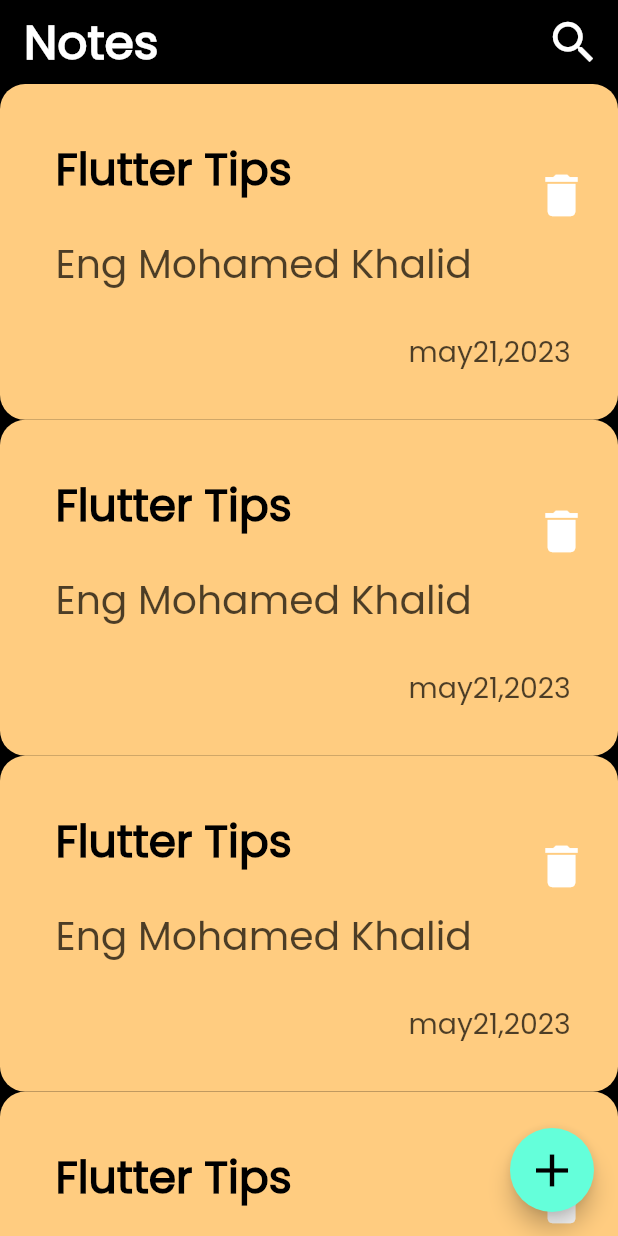
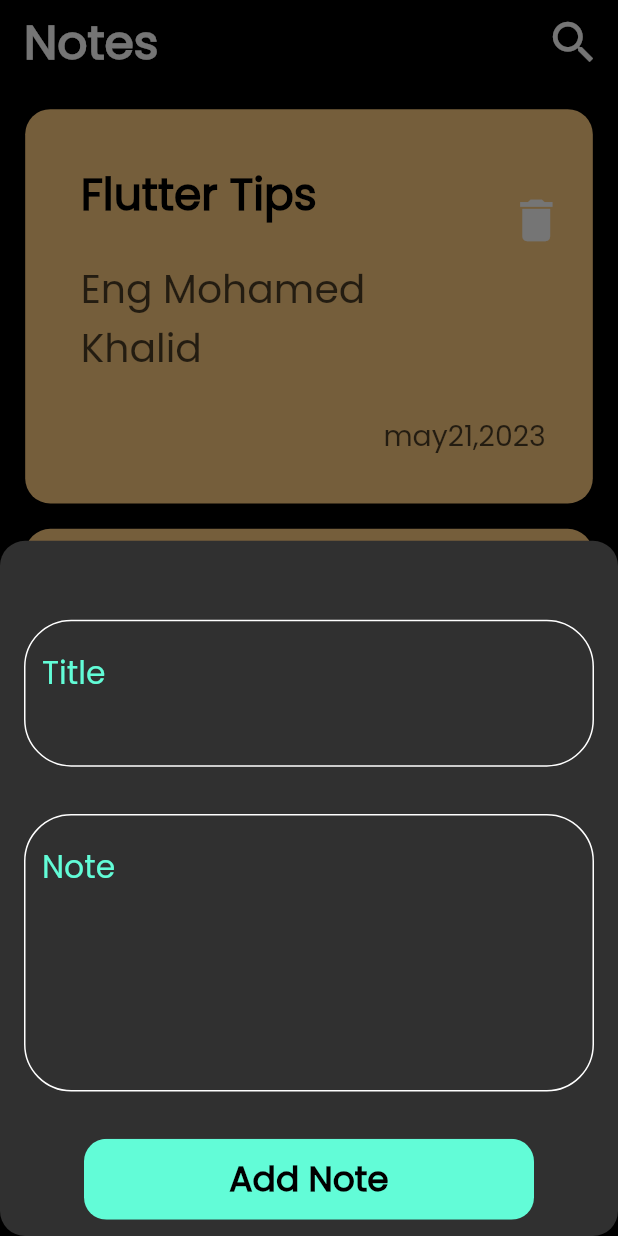
Before and after one commit to EngMohamedKhalid/note_app_hive, a Flutter app: the screen it shows after launch, after a tap on the "add" icon, on a phone screen of 412 x 824 dp. Run offline on Flutter 3.47's test engine with Material 2 defaults, Android fonts, the phone set to English and light mode, and no system bars; our stand-ins replace flutter_screenutil.

Commit message:
finish bottom sheet design

```diff
--- a/lib/layout/home_layout.dart
+++ b/lib/layout/home_layout.dart
@@ -1,13 +1,18 @@
 import 'package:flutter/material.dart';
 import 'package:flutter_screenutil/flutter_screenutil.dart';
+import 'package:note_app_hive/shared/component/custom_button.dart';
 import 'package:note_app_hive/shared/component/custom_note_item.dart';
+import 'package:note_app_hive/shared/component/custom_text_field.dart';
 
 class HomeNotesLayOut extends StatelessWidget {
-  const HomeNotesLayOut({Key? key}) : super(key: key);
-
+   HomeNotesLayOut({Key? key}) : super(key: key);
+  final TextEditingController titleController = TextEditingController();
+  final TextEditingController noteController = TextEditingController();
+  GlobalKey<FormState> formKey = GlobalKey<FormState>();
   @override
   Widget build(BuildContext context) {
     return Scaffold(
+        resizeToAvoidBottomInset: true,
       appBar: AppBar(
         title: Text(
           "Notes",
@@ -28,13 +33,49 @@ class HomeNotesLayOut extends StatelessWidget {
         ],
       ),
       floatingActionButton: FloatingActionButton(
-          onPressed: () {},
+          onPressed: () {
+            showModalBottomSheet(
+              shape: RoundedRectangleBorder(
+                borderRadius: BorderRadius.circular(16.r)
+              ),
+                context: context,
+                builder:(context) {
+                  return Container(
+                    padding:const EdgeInsets.symmetric(horizontal: 16),
+                    width: double.infinity,
+                    child: SingleChildScrollView(
+                      child: Form(
+                        key: formKey,
+                        child: Column(
+                          children: [
+                            SizedBox(height: 50.h,),
+                            customStatelessTextField(hintText: "Title",maxLines: 2,controller: titleController),
+                            SizedBox(height: 30.h,),
+                            customStatelessTextField(hintText: "Note",maxLines: 5,controller: noteController),
+                            SizedBox(height: 30.h,),
+                            CustomButton(
+                                onPressed: (){},
+                                text: "Add Note"
+                            ),
+                            SizedBox(height: 30.h,),
+
+                          ],
+                        ),
+                      ),
+                    ),
+                  );
+                },
+            );
+          },
         child: Icon(
           Icons.add,
           size: 35.sp,
+
         ),
       ),
       body:ListView.builder(
+        padding: EdgeInsets.symmetric(horizontal: 16.sp ,vertical: 16.sp),
+        physics: BouncingScrollPhysics(),
         itemCount: 15,
         itemBuilder: (context, index) {
           return customNoteItem();
--- /dev/null
+++ b/lib/shared/component/custom_button.dart
@@ -0,0 +1,32 @@
+import 'package:flutter/material.dart';
+
+
+class CustomButton extends StatelessWidget {
+  const CustomButton({Key? key, required this.onPressed, required this.text}) : super(key: key);
+  final VoidCallback onPressed;
+  final String text;
+  @override
+  Widget build(BuildContext context) {
+    return ClipRRect(
+      borderRadius: BorderRadius.circular(15),
+      child: MaterialButton(
+        color: const Color(0xff62FCD7),
+        padding:const EdgeInsets.symmetric(
+            vertical: 10,
+            horizontal: 30
+        ),
+        minWidth: 300,
+        onPressed: onPressed,
+        child: Text(
+          text,
+          style:const TextStyle(
+            color: Colors.black,
+            fontWeight: FontWeight.bold,
+            fontSize: 23,
+          ),
+        ),
+
+      ),
+    );
+  }
+}
--- a/lib/shared/component/custom_note_item.dart
+++ b/lib/shared/component/custom_note_item.dart
@@ -5,6 +5,7 @@ Widget customNoteItem(){
   return Container(
     width: double.infinity,
     padding: EdgeInsets.only(top: 30.sp,bottom: 30.sp,left: 20.sp,),
+    margin: EdgeInsets.only(bottom: 16.sp),
     decoration: BoxDecoration(
         color:const Color(0xffFFCC80),
         borderRadius: BorderRadius.circular(16.r)
--- /dev/null
+++ b/lib/shared/component/custom_text_field.dart
@@ -0,0 +1,54 @@
+import 'package:flutter/material.dart';
+import 'package:flutter_screenutil/flutter_screenutil.dart';
+
+Widget customStatelessTextField({
+  EdgeInsetsGeometry? padding,
+  final String? hintText,
+  final TextEditingController? controller,
+  final TextInputType? keyType,
+  final Widget? prefix,
+  final VoidCallback? onTap,
+  final int? maxLines
+})=>Container(
+  padding: padding,
+  child: TextFormField(
+    validator: (value) {
+      if(value!.isEmpty){
+        return "$hintText must not be empty";
+      }
+      return null;
+    },
+    keyboardType: keyType,
+    maxLines: maxLines,
+    controller: controller,
+    cursorColor:const Color(0xff62FCD7),
+    style:  TextStyle(
+        color:const Color(0xff62FCD7),
+        fontSize: 20.sp),
+    decoration: InputDecoration(
+      prefixIcon: prefix,
+      floatingLabelStyle: const TextStyle(color: Colors.white),
+      enabledBorder: OutlineInputBorder(
+          borderRadius: BorderRadius.circular(30.sp),
+          borderSide: const BorderSide(color: Colors.white)),
+      focusedBorder: OutlineInputBorder(
+          borderRadius: BorderRadius.circular(30.sp),
+          borderSide: const BorderSide(color: Color(0xff62FCD7))),
+      border: OutlineInputBorder(
+        borderRadius: BorderRadius.circular(30.sp),
+      ),
+      //label: Text(text!),
+      hintText: hintText,
+      hintStyle: const TextStyle(
+          color: Color(0xff62FCD7)
+      ),
+      labelStyle:  TextStyle(
+        color: Colors.white,
+        fontSize: 20.sp,
+        // fontWeight: FontWeight.bold
+      ),
+
+    ),
+    onTap: onTap,
+  ),
+);
```
